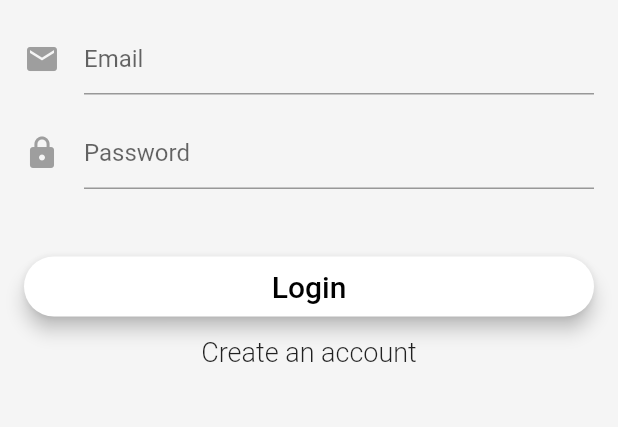
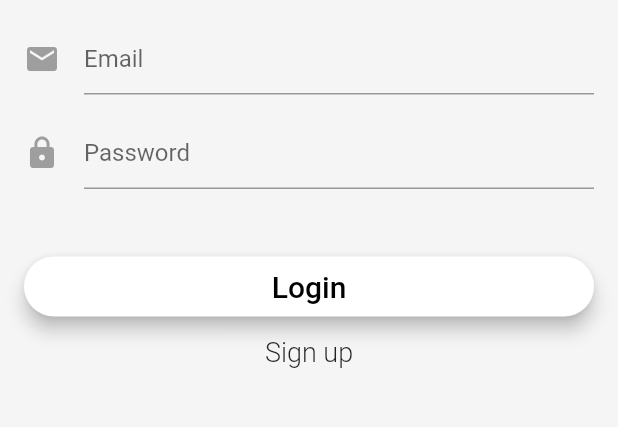
Before and after one commit to themaripool/INF1300-Trabalho, a Flutter app: the screen it shows after launch, on a phone screen of 412 x 824 dp, the part 294-721 px from its top. Run offline on Flutter 3.47's test engine with Material 2 defaults, Android fonts, the phone set to English and light mode, and no system bars; our stand-ins replace auto_size_text, firebase_auth, firebase_database, flutter_mobx, image_picker, mobx and 2 more; missing offline and left inert: fcharts, screen; accounts and stored records are empty; generated files the repository leaves out were written again.

Commit message:
[ADD] Internacionalização, en-US e pt-BR

```diff
--- /dev/null
+++ b/inf1300_relax/lib/i18n/app_localizations.dart
@@ -0,0 +1,67 @@
+import 'dart:async';
+import 'dart:convert';
+
+import 'package:flutter/material.dart';
+import 'package:flutter/services.dart';
+
+class AppLocalizations {
+  final Locale locale;
+
+  AppLocalizations(this.locale);
+
+  // Helper method to keep the code in the widgets concise
+  // Localizations are accessed using an InheritedWidget "of" syntax
+  static AppLocalizations of(BuildContext context) {
+    return Localizations.of<AppLocalizations>(context, AppLocalizations);
+  }
+
+  // Static member to have a simple access to the delegate from the MaterialApp
+  static const LocalizationsDelegate<AppLocalizations> delegate =
+  _AppLocalizationsDelegate();
+
+  Map<String, String> _localizedStrings;
+
+  Future<bool> load() async {
+    // Load the language JSON file from the "lang" folder
+    String jsonString =
+    await rootBundle.loadString('i18n/${locale.languageCode}.json');
+    Map<String, dynamic> jsonMap = json.decode(jsonString);
+
+    _localizedStrings = jsonMap.map((key, value) {
+      return MapEntry(key, value.toString());
+    });
+
+    return true;
+  }
+
+  // This method will be called from every widget which needs a localized text
+  String translate(String key) {
+    return _localizedStrings[key];
+  }
+}
+
+// LocalizationsDelegate is a factory for a set of localized resources
+// In this case, the localized strings will be gotten in an AppLocalizations object
+class _AppLocalizationsDelegate
+    extends LocalizationsDelegate<AppLocalizations> {
+  // This delegate instance will never change (it doesn't even have fields!)
+  // It can provide a constant constructor.
+  const _AppLocalizationsDelegate();
+
+  @override
+  bool isSupported(Locale locale) {
+    // Include all of your supported language codes here
+    return ['en', 'ar'].contains(locale.languageCode);
+  }
+
+  @override
+  Future<AppLocalizations> load(Locale locale) async {
+    // AppLocalizations class is where the JSON loading actually runs
+    AppLocalizations localizations = new AppLocalizations(locale);
+    await localizations.load();
+    return localizations;
+  }
+
+  @override
+  bool shouldReload(_AppLocalizationsDelegate old) => false;
+}
--- a/inf1300_relax/lib/main.dart
+++ b/inf1300_relax/lib/main.dart
@@ -9,6 +9,10 @@ import 'services/authentication.dart';
 import 'package:flutter_mobx/flutter_mobx.dart';
 import 'themeStore.dart';
 import 'package:provider/provider.dart';
+import 'i18n/app_localizations.dart';
+import 'package:flutter_localizations/flutter_localizations.dart';
+
+
 
 // void main() => runApp(MyApp());
 
@@ -35,6 +39,15 @@ class MyApp extends StatelessWidget {
     return Observer(
       name: 'theme_store_observer',
       builder: (BuildContext context) => MaterialApp(
+      supportedLocales: [
+        Locale('pt', 'BR'),
+        Locale('en', 'US')
+      ],
+      localizationsDelegates: [
+        AppLocalizations.delegate,
+        GlobalMaterialLocalizations.delegate,
+        GlobalWidgetsLocalizations.delegate
+      ],
       title: 'Flutter Demo',
       theme: themeStore.themeStore,
       home: MyHomePage(title: 'Flutter Demo Home Page', auth: new Auth()),
--- a/inf1300_relax/lib/pages/configurationPage.dart
+++ b/inf1300_relax/lib/pages/configurationPage.dart
@@ -1,4 +1,5 @@
 import 'package:flutter/material.dart';
+import 'package:inf1300_relax/i18n/app_localizations.dart';
 
 class ConfigurationPage extends StatefulWidget {
   ConfigurationPage({Key key, this.title}) : super(key: key);
@@ -22,7 +23,7 @@ class _ConfigurationPageState extends State<ConfigurationPage> {
       ),
       body: Center(
 
-        child: Text("Configuration Page"),
+        child: Text(AppLocalizations.of(context).translate('configuracao')),
 
       ),
     );
--- a/inf1300_relax/lib/pages/dayListPage.dart
+++ b/inf1300_relax/lib/pages/dayListPage.dart
@@ -8,6 +8,7 @@ import 'dart:async';
 import '../models/dias.dart';
 import 'package:firebase_database/firebase_database.dart';
 import '../models/user.dart';
+import '../i18n/app_localizations.dart';
 
 
 
@@ -113,7 +114,7 @@ class _DayListPageState extends State<DayListPage> {
             Divider(height: 8, color: Colors.transparent,),
 
              Text(
-              "Seu histórico de humor",
+              AppLocalizations.of(context).translate('historicolist'),
               textAlign: TextAlign.left,
               style: TextStyle(
                 fontFamily: 'OpenSans',
@@ -150,7 +151,6 @@ class _DayListPageState extends State<DayListPage> {
                         print("clicked on card $index");
                         Navigator.push(
                           context,
-                          //Mexer depois AAAAAAAAAAAAAAAAAAAAA
                           MaterialPageRoute(
                           builder: (context) => DiaryPage(_diaList[index]),
                           ),
@@ -168,7 +168,7 @@ class _DayListPageState extends State<DayListPage> {
                                   child: Text( DateTime.parse(_diaList[index].dia).day.toString() , style: TextStyle(color: Colors.black),),
                                 ),
 
-                                Text( _utility.escolheDiaSemana(DateTime.parse(_diaList[index].dia).weekday) + "     " + _utility.escolheHumor(_diaList[index].humor)),
+                                Text( _utility.escolheDiaSemana(DateTime.parse(_diaList[index].dia).weekday, context) + "     " + _utility.escolheHumor(_diaList[index].humor)),
 
                                 Image.asset("assets/iconeDiario.png", width: 20,height: 20,fit: BoxFit.fill,),
 
--- a/inf1300_relax/lib/pages/diaryPage.dart
+++ b/inf1300_relax/lib/pages/diaryPage.dart
@@ -23,7 +23,7 @@ class DiaryPage extends StatelessWidget {
           children: <Widget>[
 
            Text(
-            _utility.escolheDiaSemana(DateTime.parse(dia.dia).weekday) + " , " + DateTime.parse(dia.dia).day.toString(),
+            _utility.escolheDiaSemana(DateTime.parse(dia.dia).weekday, context) + " , " + DateTime.parse(dia.dia).day.toString(),
             textAlign: TextAlign.left,
             style: TextStyle(
               fontFamily: 'OpenSans',
--- a/inf1300_relax/lib/pages/login_Page.dart
+++ b/inf1300_relax/lib/pages/login_Page.dart
@@ -1,6 +1,7 @@
 
 import 'package:flutter/material.dart';
 import '../services/authentication.dart';
+import 'package:inf1300_relax/i18n/app_localizations.dart';
 
 class LoginSignupPage extends StatefulWidget {
   LoginSignupPage({this.auth, this.loginCallback});
@@ -49,7 +50,7 @@ class _LoginSignupPageState extends State<LoginSignupPage> {
           userId = await widget.auth.signUp(_email, _password, _username);
           //widget.auth.sendEmailVerification();
           //_showVerifyEmailSentDialog();
-          _showAlertDialog("Cadastro realizado com sucesso :)", "Por favor, faça seu login!");
+          _showAlertDialog(AppLocalizations.of(context).translate('cadastrosucesso'), AppLocalizations.of(context).translate('porfavorlogin'));
           print('Signed up user: $userId');
         }
         setState(() {
@@ -237,12 +238,12 @@ class _LoginSignupPageState extends State<LoginSignupPage> {
         keyboardType: TextInputType.emailAddress,
         autofocus: false,
         decoration: new InputDecoration(
-            hintText: 'Username',
+            hintText: AppLocalizations.of(context).translate('usuario'),
             icon: new Icon(
               Icons.person,
               color: Colors.grey,
             )),
-        validator: (value) => value.isEmpty ? 'Username can\'t be empty' : null,
+        validator: (value) => value.isEmpty ? AppLocalizations.of(context).translate('usuariovalidacao') : null,
         onSaved: (value) => _username = value.trim(),
       ),
     );
@@ -261,7 +262,7 @@ class _LoginSignupPageState extends State<LoginSignupPage> {
               Icons.mail,
               color: Colors.grey,
             )),
-        validator: (value) => value.isEmpty ? 'Email can\'t be empty' : null,
+        validator: (value) => value.isEmpty ? AppLocalizations.of(context).translate('emailvalidacao') : null,
         onSaved: (value) => _email = value.trim(),
       ),
     );
@@ -275,12 +276,12 @@ class _LoginSignupPageState extends State<LoginSignupPage> {
         obscureText: true,
         autofocus: false,
         decoration: new InputDecoration(
-            hintText: 'Password',
+            hintText: AppLocalizations.of(context).translate('senha'),
             icon: new Icon(
               Icons.lock,
               color: Colors.grey,
             )),
-        validator: (value) => value.isEmpty ? 'Password can\'t be empty' : null,
+        validator: (value) => value.isEmpty ? AppLocalizations.of(context).translate('senhavalidacao') : null,
         onSaved: (value) => _password = value.trim(),
       ),
     );
@@ -289,7 +290,7 @@ class _LoginSignupPageState extends State<LoginSignupPage> {
   Widget showSecondaryButton() {
     return new FlatButton(
         child: new Text(
-            _isLoginForm ? 'Create an account' : 'Have an account? Sign in',
+            _isLoginForm ? AppLocalizations.of(context).translate('criarconta') : AppLocalizations.of(context).translate('contaexistente'),
             style: new TextStyle(fontSize: 18.0, fontWeight: FontWeight.w300)),
         onPressed: toggleFormMode);
   }
@@ -304,7 +305,7 @@ class _LoginSignupPageState extends State<LoginSignupPage> {
             shape: new RoundedRectangleBorder(
                 borderRadius: new BorderRadius.circular(30.0)),
             color: Colors.white,
-            child: new Text(_isLoginForm ? 'Login' : 'Create account',
+            child: new Text(_isLoginForm ? AppLocalizations.of(context).translate('login') : AppLocalizations.of(context).translate('criarconta'),
                 style: new TextStyle(fontSize: 20.0, color: Colors.black)),
             onPressed: validateAndSubmit,
           ),
--- a/inf1300_relax/lib/pages/profilePage.dart
+++ b/inf1300_relax/lib/pages/profilePage.dart
@@ -3,6 +3,7 @@ import 'package:flutter/material.dart';
 import '../colors/customColors.dart';
 import '../pages/cameraPage.dart';
 import '../utility/profileImageUtil.dart';
+import 'package:inf1300_relax/i18n/app_localizations.dart';
 
 //class ProfilePage extends StatelessWidget {
 class ProfilePage extends StatefulWidget {
@@ -66,7 +67,7 @@ class _ProfilePageState extends State<ProfilePage> {
               //_navigationToCameraPage(context);
             },
             child: new Card(
-              child: Text("Escolher foto de perfil"),
+              child: Text(AppLocalizations.of(context).translate('escolherfoto')),
             )),
         _decideImageView(result),
       ],
@@ -109,7 +110,7 @@ class _ProfilePageState extends State<ProfilePage> {
           height: 50.0,
         ),
         Text(
-          "Seu nome aqui!",
+          AppLocalizations.of(context).translate('seunomeaqui'),
           style: Theme.of(context).textTheme.title,
         ),
         SizedBox(
--- a/inf1300_relax/pubspec.yaml
+++ b/inf1300_relax/pubspec.yaml
@@ -18,6 +18,8 @@ environment:
 
 dependencies:
   flutter:
+    sdk: flutter
+  flutter_localizations:
     sdk: flutter
   http: any
   splashscreen: ^1.2.0
@@ -63,6 +65,8 @@ flutter:
   # To add assets to your application, add an assets section, like this:
   assets:
     - assets/
+    - i18n/pt.json
+    - i18n/en.json
   #   - images/a_dot_ham.jpeg
 
   # An image asset can refer to one or more resolution-specific "variants", see
```
Also changed, not shown: inf1300_relax/i18n/en.json (added, +52 -0 lines), inf1300_relax/i18n/pt.json (added, +52 -0 lines), inf1300_relax/lib/pages/addDiaryPage.dart (+4 -4 lines), inf1300_relax/lib/pages/breathingList.dart (+7 -6 lines), inf1300_relax/lib/pages/cameraPage.dart (+7 -6 lines), inf1300_relax/lib/pages/homePage.dart (+13 -12 lines), inf1300_relax/lib/utility/utility.dart (+9 -8 lines), inf1300_relax/pubspec.lock.
